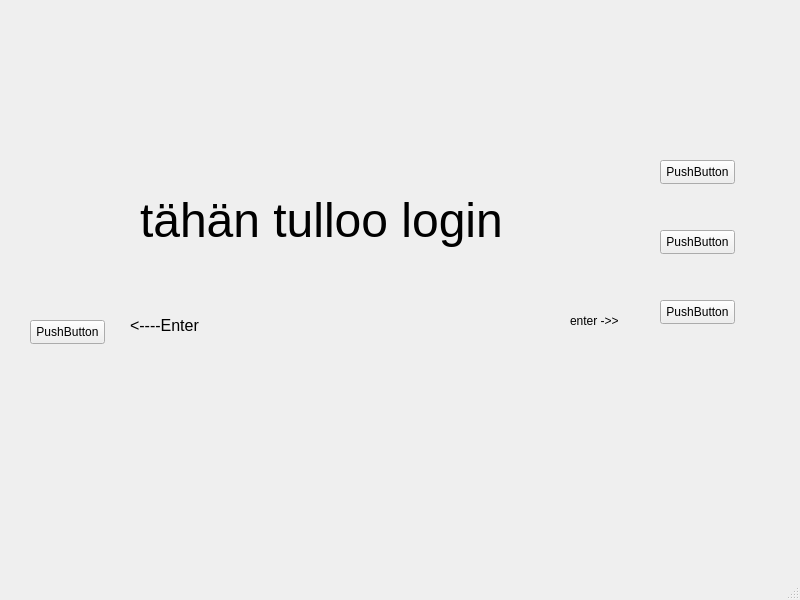
Qt form frontend/mainwindow.ui (22kmo-project/group_3) before a commit.
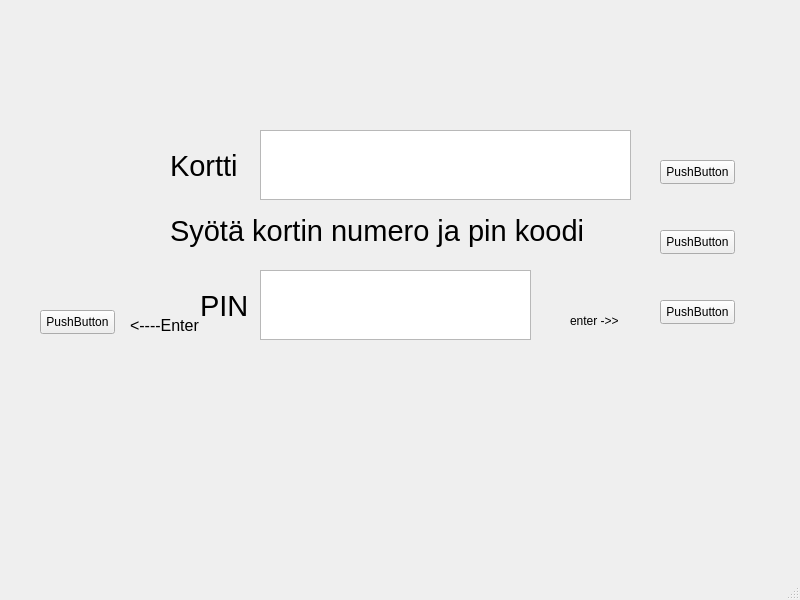
The same form after that commit. The open tabs and pages were chosen to show the change. Icons and pictures are not drawn.

Commit message: Create basic login logic

```diff
--- a/frontend/mainwindow.ui
+++ b/frontend/mainwindow.ui
@@ -137,19 +137,19 @@
      <widget class="QLabel" name="label_2">
       <property name="geometry">
        <rect>
-        <x>20</x>
-        <y>170</y>
+        <x>50</x>
+        <y>180</y>
         <width>441</width>
         <height>101</height>
        </rect>
       </property>
       <property name="font">
        <font>
-        <pointsize>36</pointsize>
+        <pointsize>22</pointsize>
        </font>
       </property>
       <property name="text">
-       <string>tähän tulloo login</string>
+       <string>Syötä kortin numero ja pin koodi</string>
       </property>
      </widget>
      <widget class="QLabel" name="label_8">
@@ -170,6 +170,99 @@
        <string>&lt;----Enter</string>
       </property>
      </widget>
+     <widget class="QPlainTextEdit" name="textPin">
+      <property name="geometry">
+       <rect>
+        <x>140</x>
+        <y>270</y>
+        <width>271</width>
+        <height>70</height>
+       </rect>
+      </property>
+      <property name="font">
+       <font>
+        <pointsize>32</pointsize>
+        <italic>false</italic>
+        <bold>true</bold>
+        <kerning>false</kerning>
+       </font>
+      </property>
+      <property name="verticalScrollBarPolicy">
+       <enum>Qt::ScrollBarAlwaysOff</enum>
+      </property>
+      <property name="horizontalScrollBarPolicy">
+       <enum>Qt::ScrollBarAlwaysOff</enum>
+      </property>
+      <property name="plainText">
+       <string/>
+      </property>
+     </widget>
+     <widget class="QPlainTextEdit" name="textCardNumber">
+      <property name="geometry">
+       <rect>
+        <x>140</x>
+        <y>130</y>
+        <width>371</width>
+        <height>70</height>
+       </rect>
+      </property>
+      <property name="font">
+       <font>
+        <pointsize>32</pointsize>
+        <italic>false</italic>
+        <bold>true</bold>
+        <kerning>false</kerning>
+       </font>
+      </property>
+      <property name="acceptDrops">
+       <bool>true</bool>
+      </property>
+      <property name="verticalScrollBarPolicy">
+       <enum>Qt::ScrollBarAlwaysOff</enum>
+      </property>
+      <property name="horizontalScrollBarPolicy">
+       <enum>Qt::ScrollBarAlwaysOff</enum>
+      </property>
+      <property name="plainText">
+       <string/>
+      </property>
+     </widget>
+     <widget class="QLabel" name="label_15">
+      <property name="geometry">
+       <rect>
+        <x>50</x>
+        <y>140</y>
+        <width>81</width>
+        <height>51</height>
+       </rect>
+      </property>
+      <property name="font">
+       <font>
+        <pointsize>22</pointsize>
+       </font>
+      </property>
+      <property name="text">
+       <string>Kortti</string>
+      </property>
+     </widget>
+     <widget class="QLabel" name="label_16">
+      <property name="geometry">
+       <rect>
+        <x>80</x>
+        <y>280</y>
+        <width>51</width>
+        <height>51</height>
+       </rect>
+      </property>
+      <property name="font">
+       <font>
+        <pointsize>22</pointsize>
+       </font>
+      </property>
+      <property name="text">
+       <string>PIN</string>
+      </property>
+     </widget>
     </widget>
     <widget class="QWidget" name="tapahtumat">
      <widget class="QLabel" name="label_13">
@@ -326,8 +419,8 @@
    <widget class="QPushButton" name="pushButton_3">
     <property name="geometry">
      <rect>
-      <x>30</x>
-      <y>320</y>
+      <x>40</x>
+      <y>310</y>
       <width>75</width>
       <height>24</height>
      </rect>
```
Left out of the diff: 8 changed lines with no effect on the pictures. The commit also changes 10 other files.
